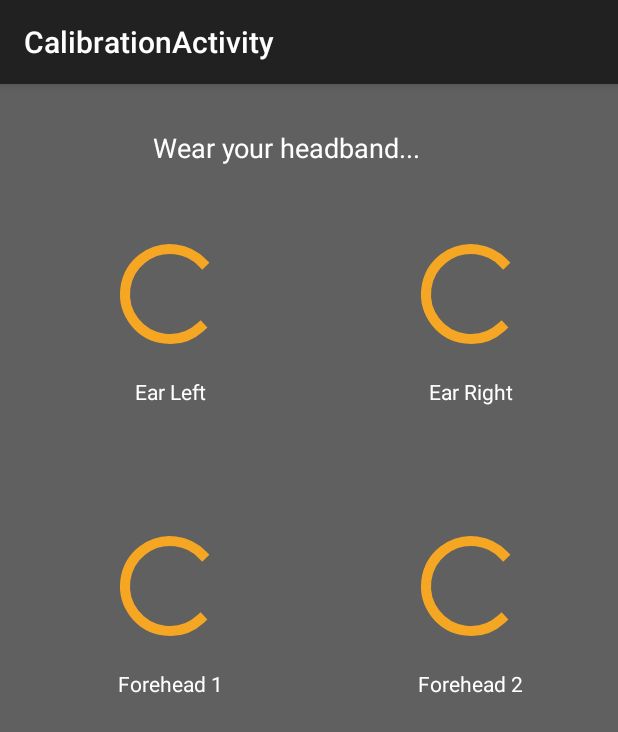
After one commit to ramya-nagarajan/EEGoApp, an Android app: the CalibrationActivity screen opened directly, with no data from a screen before it, on a phone screen of 412 x 824 dp. The commit adds this screen. Shown: the top 732 px of the screen. Run offline under Robolectric (Android 15) with nearby library versions, the phone set to English and light mode, and no system bars.

Commit message:
CalibrationActivity

```diff
--- a/EEGo/app/src/main/AndroidManifest.xml
+++ b/EEGo/app/src/main/AndroidManifest.xml
@@ -6,6 +6,7 @@
     <uses-permission android:name="android.permission.BLUETOOTH" />
     <uses-permission android:name="android.permission.BLUETOOTH_ADMIN" />
     <uses-permission android:name="android.permission.WRITE_EXTERNAL_STORAGE" />
+
     <application
         android:allowBackup="true"
         android:icon="@mipmap/ic_launcher"
@@ -31,6 +32,10 @@
                 android:name="android.support.PARENT_ACTIVITY"
                 android:value="edu.iu.eego.WelcomeActivity" />
         </activity>
+        <activity
+            android:name=".CalibrationActivity"
+            android:label="@string/title_activity_calibration"
+            android:theme="@style/AppTheme.NoActionBar"></activity>
     </application>
 
 </manifest>
--- /dev/null
+++ b/EEGo/app/src/main/java/edu/iu/eego/CalibrationActivity.java
@@ -0,0 +1,21 @@
+package edu.iu.eego;
+
+import android.os.Bundle;
+import android.support.design.widget.FloatingActionButton;
+import android.support.design.widget.Snackbar;
+import android.support.v7.app.AppCompatActivity;
+import android.support.v7.widget.Toolbar;
+import android.view.View;
+
+public class CalibrationActivity extends AppCompatActivity {
+
+    @Override
+    protected void onCreate(Bundle savedInstanceState) {
+        super.onCreate(savedInstanceState);
+        setContentView(R.layout.activity_calibration);
+        Toolbar toolbar = (Toolbar) findViewById(R.id.toolbar);
+        setSupportActionBar(toolbar);
+
+    }
+
+}
--- /dev/null
+++ b/EEGo/app/src/main/res/layout/activity_calibration.xml
@@ -0,0 +1,26 @@
+<?xml version="1.0" encoding="utf-8"?>
+<android.support.design.widget.CoordinatorLayout xmlns:android="http://schemas.android.com/apk/res/android"
+    xmlns:app="http://schemas.android.com/apk/res-auto"
+    xmlns:tools="http://schemas.android.com/tools"
+    android:layout_width="match_parent"
+    android:layout_height="match_parent"
+    tools:context="edu.iu.eego.CalibrationActivity">
+
+    <android.support.design.widget.AppBarLayout
+        android:layout_width="match_parent"
+        android:layout_height="wrap_content"
+        android:theme="@style/AppTheme.AppBarOverlay">
+
+        <android.support.v7.widget.Toolbar
+            android:id="@+id/toolbar"
+            android:layout_width="match_parent"
+            android:layout_height="?attr/actionBarSize"
+            android:background="?attr/colorPrimary"
+            app:popupTheme="@style/AppTheme.PopupOverlay" />
+
+    </android.support.design.widget.AppBarLayout>
+
+    <include layout="@layout/content_calibration" />
+
+
+</android.support.design.widget.CoordinatorLayout>
--- /dev/null
+++ b/EEGo/app/src/main/res/layout/content_calibration.xml
@@ -0,0 +1,179 @@
+<?xml version="1.0" encoding="utf-8"?>
+<android.support.constraint.ConstraintLayout xmlns:android="http://schemas.android.com/apk/res/android"
+    xmlns:app="http://schemas.android.com/apk/res-auto"
+    xmlns:tools="http://schemas.android.com/tools"
+    android:layout_width="match_parent"
+    android:layout_height="match_parent"
+    android:background="#606060"
+    app:layout_behavior="@string/appbar_scrolling_view_behavior"
+    tools:context="edu.iu.eego.CalibrationActivity"
+    tools:showIn="@layout/activity_calibration">
+
+    <RelativeLayout
+        android:id="@+id/headSetPrecisionLayout"
+        android:layout_width="wrap_content"
+        android:layout_height="wrap_content"
+        android:layout_marginEnd="8dp"
+        android:layout_marginStart="8dp"
+        app:layout_constraintLeft_toLeftOf="parent"
+        app:layout_constraintRight_toRightOf="parent"
+        tools:layout_constraintLeft_creator="1"
+        tools:layout_constraintRight_creator="1"
+        tools:layout_constraintTop_creator="1">
+
+        <TextView
+            android:id="@+id/textView"
+            android:layout_width="380dp"
+            android:layout_height="wrap_content"
+            android:layout_marginTop="30dp"
+            android:fontFamily="Roboto-Regular"
+            android:gravity="center"
+            android:text="Wear your headband..."
+            android:textColor="#ffffff"
+            android:textSize="18sp"
+            tools:layout_editor_absoluteX="0dp"
+            tools:layout_editor_absoluteY="0dp" />
+
+        <TableLayout
+            android:id="@+id/tableLayout"
+            android:layout_width="wrap_content"
+            android:layout_height="wrap_content"
+            android:stretchColumns="0,1"
+            app:layout_constraintLeft_toLeftOf="parent"
+            app:layout_constraintTop_toTopOf="parent"
+            tools:layout_constraintLeft_creator="1"
+            tools:layout_constraintTop_creator="1">
+
+            <TableRow
+                android:layout_marginBottom="80dp"
+                android:layout_marginTop="100dp">
+
+                <RelativeLayout
+                    android:layout_width="wrap_content"
+                    android:layout_height="wrap_content"
+                    android:layout_below="@+id/textWearHeadBandLayout"
+                    android:layout_marginLeft="5dp">
+
+                    <ProgressBar
+                        android:id="@+id/tp9"
+                        style="?android:attr/progressBarStyle"
+                        android:layout_width="80dp"
+                        android:layout_height="80dp"
+                        android:layout_centerHorizontal="true" />
+
+                    <TextView
+                        android:layout_width="wrap_content"
+                        android:layout_height="wrap_content"
+                        android:layout_below="@+id/tp9"
+                        android:layout_centerHorizontal="true"
+                        android:layout_marginTop="15dp"
+                        android:text="Ear Left"
+                        android:textColor="#ffffff"
+                        android:textSize="14sp" />
+                </RelativeLayout>
+
+                <RelativeLayout
+                    android:layout_width="50dp"
+                    android:layout_height="wrap_content"
+                    android:layout_below="@+id/textWearHeadBandLayout"
+                    android:layout_marginRight="5dp">
+
+                    <ProgressBar
+                        android:id="@+id/tp10"
+                        style="?android:attr/progressBarStyle"
+                        android:layout_width="80dp"
+                        android:layout_height="80dp"
+                        android:layout_centerHorizontal="true" />
+
+                    <TextView
+                        android:layout_width="wrap_content"
+                        android:layout_height="wrap_content"
+                        android:layout_below="@+id/tp10"
+                        android:layout_centerHorizontal="true"
+                        android:layout_marginTop="15dp"
+                        android:text="Ear Right"
+                        android:textColor="#ffffff"
+                        android:textSize="14sp" />
+                </RelativeLayout>
+            </TableRow>
+
+            <TableRow>
+
+                <RelativeLayout
+                    android:layout_width="wrap_content"
+                    android:layout_height="wrap_content"
+                    android:layout_below="@+id/textWearHeadBandLayout"
+                    android:layout_marginLeft="5dp">
+
+                    <ProgressBar
+                        android:id="@+id/fp1"
+                        style="?android:attr/progressBarStyle"
+                        android:layout_width="80dp"
+                        android:layout_height="80dp"
+                        android:layout_centerHorizontal="true" />
+
+                    <TextView
+                        android:layout_width="wrap_content"
+                        android:layout_height="wrap_content"
+                        android:layout_below="@+id/fp1"
+                        android:layout_centerHorizontal="true"
+                        android:layout_marginTop="15dp"
+                        android:text="Forehead 1"
+                        android:textColor="#ffffff"
+                        android:textSize="14sp" />
+                </RelativeLayout>
+
+                <RelativeLayout
+                    android:layout_width="50dp"
+                    android:layout_height="wrap_content"
+                    android:layout_below="@+id/textWearHeadBandLayout"
+                    android:layout_marginRight="5dp">
+
+                    <ProgressBar
+                        android:id="@+id/fp2"
+                        style="?android:attr/progressBarStyle"
+                        android:layout_width="80dp"
+                        android:layout_height="80dp"
+                        android:layout_centerHorizontal="true" />
+
+                    <TextView
+                        android:layout_width="wrap_content"
+                        android:layout_height="wrap_content"
+                        android:layout_below="@+id/fp2"
+                        android:layout_centerHorizontal="true"
+                        android:layout_marginTop="15dp"
+                        android:text="Forehead 2"
+                        android:textColor="#ffffff"
+                        android:textSize="14sp" />
+                </RelativeLayout>
+            </TableRow>
+        </TableLayout>
+    </RelativeLayout>
+
+    <RelativeLayout
+        android:id="@+id/calibrationLayout"
+        android:layout_width="wrap_content"
+        android:layout_height="wrap_content"
+        android:layout_marginEnd="8dp"
+        android:layout_marginStart="8dp"
+        app:layout_constraintLeft_toLeftOf="parent"
+        app:layout_constraintRight_toRightOf="parent"
+        tools:layout_constraintLeft_creator="1"
+        tools:layout_constraintRight_creator="1"
+        tools:layout_constraintTop_creator="1"
+        android:visibility="invisible">
+
+        <TextView
+            android:id="@+id/calibrationText"
+            android:layout_width="380dp"
+            android:layout_height="wrap_content"
+            android:layout_marginTop="30dp"
+            android:fontFamily="Roboto-Regular"
+            android:gravity="center"
+            android:text="Relax and let your mind flow freely"
+            android:textColor="#ffffff"
+            android:textSize="18sp"
+            tools:layout_editor_absoluteX="0dp"
+            tools:layout_editor_absoluteY="0dp" />
+    </RelativeLayout>
+</android.support.constraint.ConstraintLayout>
--- a/EEGo/app/src/main/res/layout/content_connection.xml
+++ b/EEGo/app/src/main/res/layout/content_connection.xml
@@ -15,7 +15,7 @@
         android:layout_width="0dp"
         android:layout_height="0dp"
         app:layout_behavior="@string/appbar_scrolling_view_behavior"
-        tools:context="edu.iu.eego.ConnectionActivity2"
+        tools:context="edu.iu.eego.ConnectionActivity"
         android:background="@drawable/bg2"
         tools:layout_constraintTop_creator="1"
         tools:layout_constraintRight_creator="1"
--- a/EEGo/app/src/main/res/values/strings.xml
+++ b/EEGo/app/src/main/res/values/strings.xml
@@ -13,4 +13,5 @@
     <string name="permission_dialog_description">Muse needs a few permissions to work properly. On the next screens, tap "Allow" to proceed. If you deny, Muse will not work properly until you go into your Android settings and allow.</string>
     <string name="permission_dialog_understand">I Understand</string>
     <string name="title_activity_connect_muse">Connect To Your Muse Headset</string>
+    <string name="title_activity_calibration">CalibrationActivity</string>
 </resources>
```
